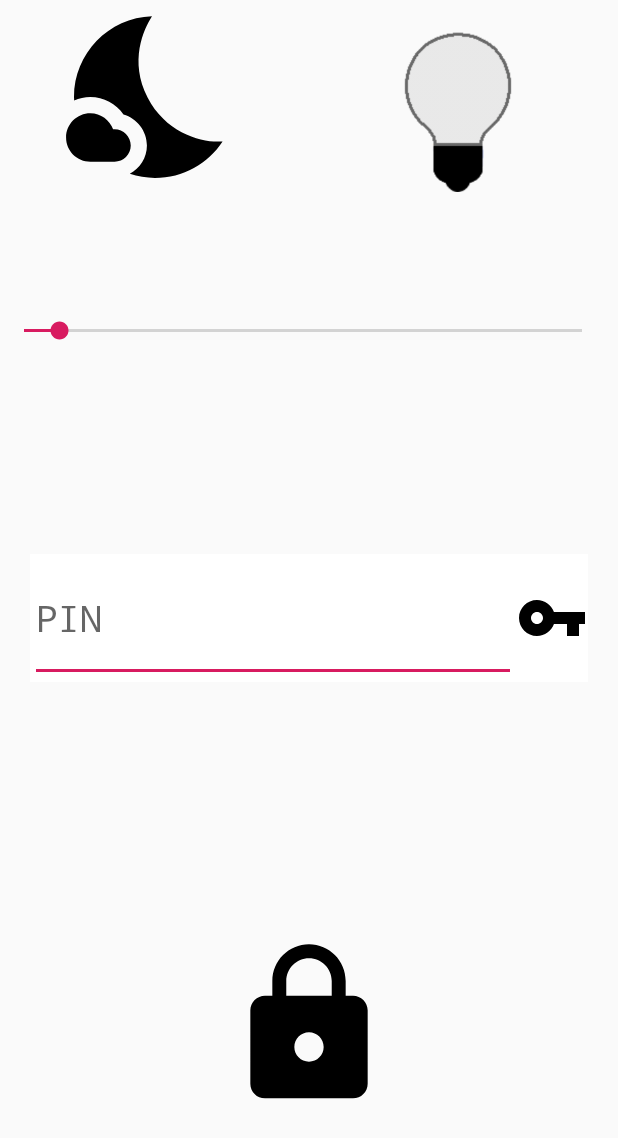
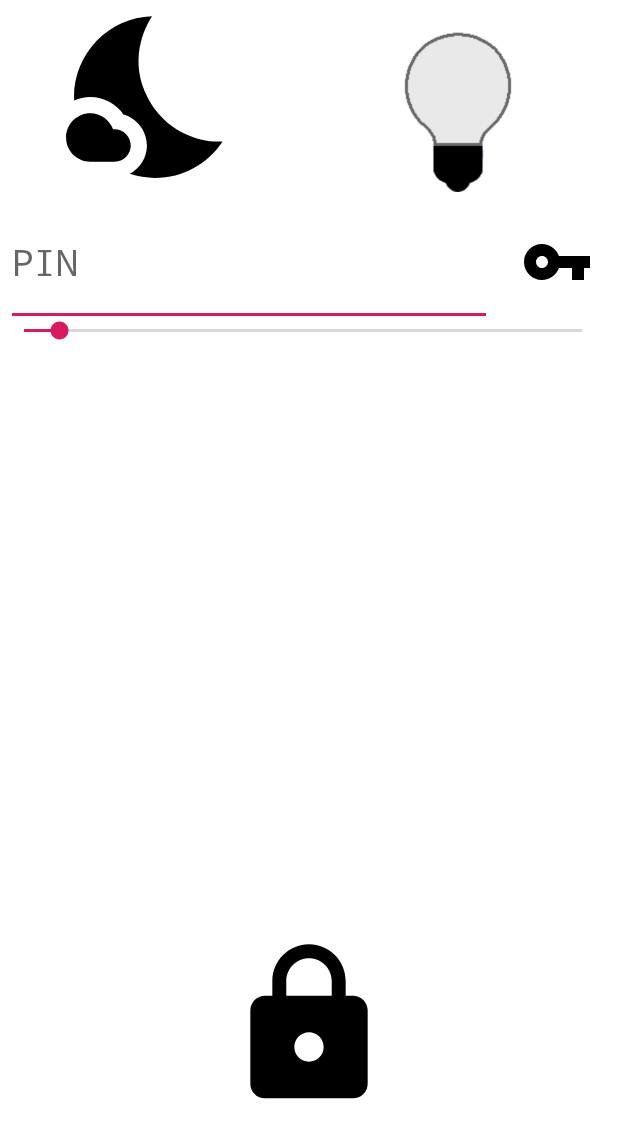
Before and after one commit to Chemi3/ProyectoFinalPerifericos, an Android app: the MainActivity screen opened directly, with no data from a screen before it, after a tap on an icon or button, on a phone screen of 412 x 824 dp. Shown: the top 1138 px of the screen. Run offline under Robolectric (Android 15) with nearby library versions, the phone set to English and light mode, and no system bars; network calls fail.

Commit message:
V. 1.1_10 OLED implementation Problems socket write

```diff
--- a/app/src/main/java/com/afinal/proyecto/perifericos/chemamartin/proyectofinal/MainActivity.java
+++ b/app/src/main/java/com/afinal/proyecto/perifericos/chemamartin/proyectofinal/MainActivity.java
@@ -197,11 +197,11 @@ public class MainActivity extends Activity {
                 if (flagLuz) {
                     botonBombilla.setImageResource(R.drawable.bombilla_off);
                     flagLuz = false;
-                    mConnectedThread.write("b0");
+                    mConnectedThread.write("b0\n");
                 } else {
                     botonBombilla.setImageResource(R.drawable.bombilla_on);
                     flagLuz = true;
-                    mConnectedThread.write("b1");
+                    mConnectedThread.write("b1\n");
                 }
 
 
--- a/app/src/main/res/layout/activity_main.xml
+++ b/app/src/main/res/layout/activity_main.xml
@@ -10,8 +10,8 @@
 
     <FrameLayout
         android:id="@+id/idFramePIN"
-        android:layout_width="wrap_content"
-        android:layout_height="wrap_content"
+        android:layout_width="0dp"
+        android:layout_height="0dp"
         android:background="#FFFFFF"
         android:visibility="invisible"
         app:layout_constraintBottom_toBottomOf="parent"
@@ -28,6 +28,7 @@
                 android:id="@+id/editTextNumberPassword"
                 android:layout_width="324dp"
                 android:layout_height="85dp"
+                android:layout_marginStart="4dp"
                 android:ems="10"
                 android:hint="PIN"
                 android:inputType="numberPassword"
@@ -37,7 +38,8 @@
                 android:visibility="visible"
                 app:layout_constraintBottom_toBottomOf="parent"
                 app:layout_constraintStart_toStartOf="parent"
-                app:layout_constraintTop_toTopOf="parent" />
+                app:layout_constraintTop_toTopOf="parent"
+                app:layout_constraintVertical_bias="0.179" />
 
             <ImageButton
                 android:id="@+id/idKeyButton"
@@ -48,8 +50,10 @@
                 android:src="@drawable/key"
                 app:layout_constraintBottom_toBottomOf="parent"
                 app:layout_constraintEnd_toEndOf="parent"
+                app:layout_constraintHorizontal_bias="0.542"
                 app:layout_constraintStart_toEndOf="@+id/editTextNumberPassword"
-                app:layout_constraintTop_toTopOf="parent" />
+                app:layout_constraintTop_toTopOf="parent"
+                app:layout_constraintVertical_bias="0.194" />
 
         </android.support.constraint.ConstraintLayout>
 
```
Also changed, not shown: 2 other files.
